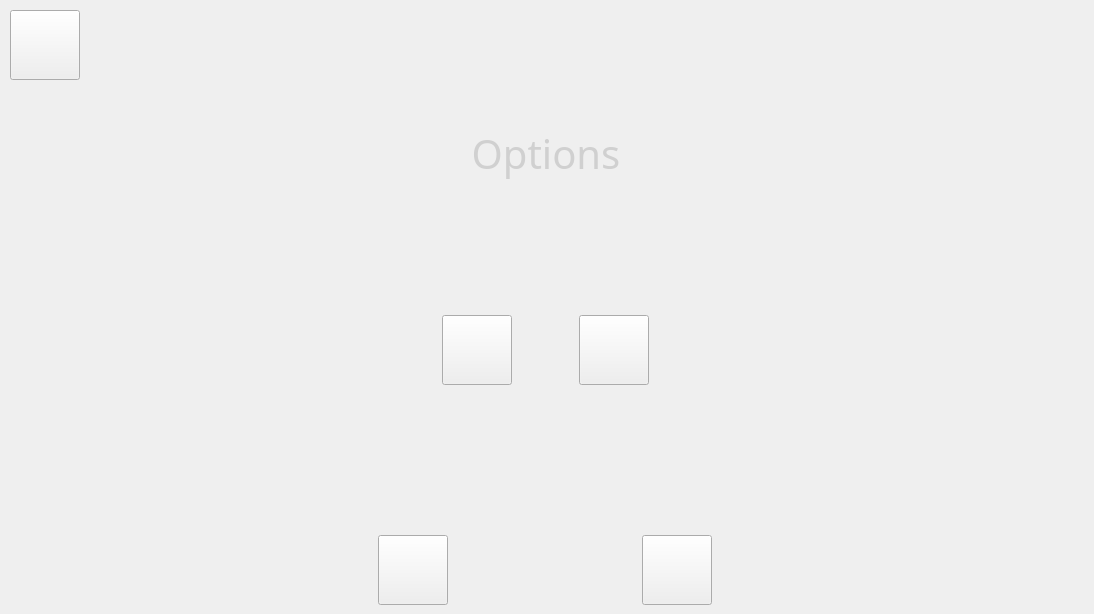
Old version of the form test_craig/options.ui in the repository gbequet/time_bomb.
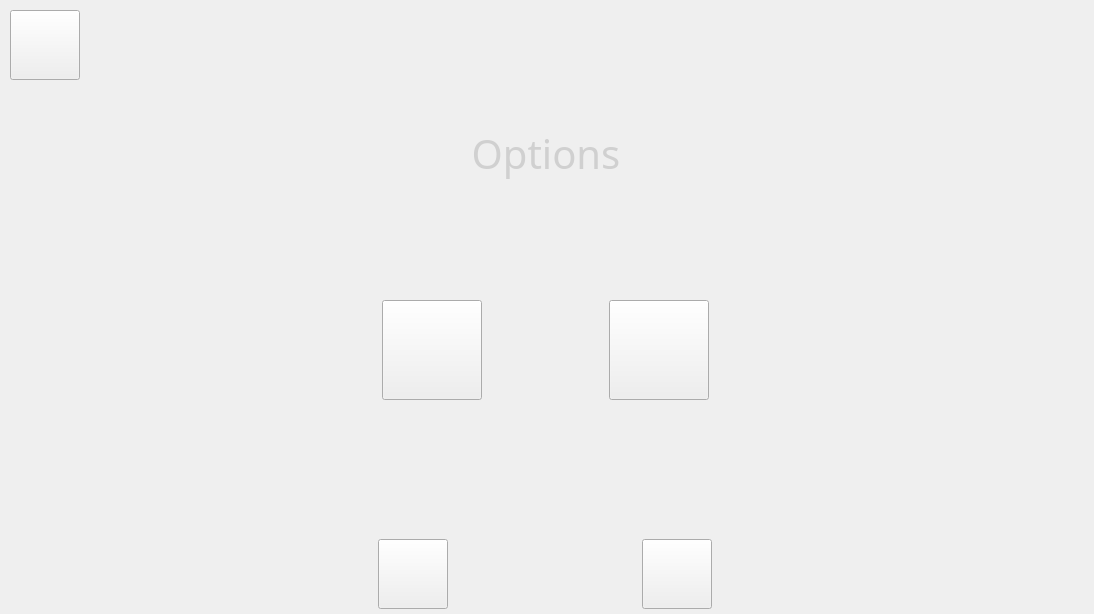
New version of the form. Icons and pictures are not drawn.

Commit message: chgts titre jeu local passé sur fallback, jeulocal ok, options améliorées + new asset card retournée

```diff
--- a/test_craig/options.ui
+++ b/test_craig/options.ui
@@ -64,25 +64,18 @@
         </property>
        </spacer>
       </item>
-      <item>
-       <spacer name="horizontalSpacer_3">
-        <property name="orientation">
-         <enum>Qt::Horizontal</enum>
-        </property>
-        <property name="sizeHint" stdset="0">
-         <size>
-          <width>40</width>
-          <height>20</height>
-         </size>
-        </property>
-       </spacer>
-      </item>
       <item>
        <widget class="QPushButton" name="lang_fr_btn">
         <property name="minimumSize">
          <size>
-          <width>70</width>
-          <height>70</height>
+          <width>100</width>
+          <height>100</height>
+         </size>
+        </property>
+        <property name="maximumSize">
+         <size>
+          <width>100</width>
+          <height>100</height>
          </size>
         </property>
         <property name="styleSheet">
@@ -103,6 +96,19 @@
         </property>
        </widget>
       </item>
+      <item>
+       <spacer name="horizontalSpacer_3">
+        <property name="orientation">
+         <enum>Qt::Horizontal</enum>
+        </property>
+        <property name="sizeHint" stdset="0">
+         <size>
+          <width>40</width>
+          <height>20</height>
+         </size>
+        </property>
+       </spacer>
+      </item>
       <item>
        <spacer name="horizontalSpacer_2">
         <property name="orientation">
@@ -120,8 +126,8 @@
        <widget class="QPushButton" name="lang_en_btn">
         <property name="minimumSize">
          <size>
-          <width>70</width>
-          <height>70</height>
+          <width>100</width>
+          <height>100</height>
          </size>
         </property>
         <property name="styleSheet">
@@ -142,19 +148,6 @@
         </property>
        </widget>
       </item>
-      <item>
-       <spacer name="horizontalSpacer_8">
-        <property name="orientation">
-         <enum>Qt::Horizontal</enum>
-        </property>
-        <property name="sizeHint" stdset="0">
-         <size>
-          <width>40</width>
-          <height>20</height>
-         </size>
-        </property>
-       </spacer>
-      </item>
       <item>
        <spacer name="horizontalSpacer_12">
         <property name="orientation">
@@ -202,9 +195,9 @@
    <property name="geometry">
     <rect>
      <x>200</x>
-     <y>530</y>
+     <y>539</y>
      <width>691</width>
-     <height>80</height>
+     <height>71</height>
     </rect>
    </property>
    <layout class="QHBoxLayout" name="horizontalLayout">
```
Left out of the diff: 111 changed lines with no effect on the pictures. The commit also changes 4 other files.
